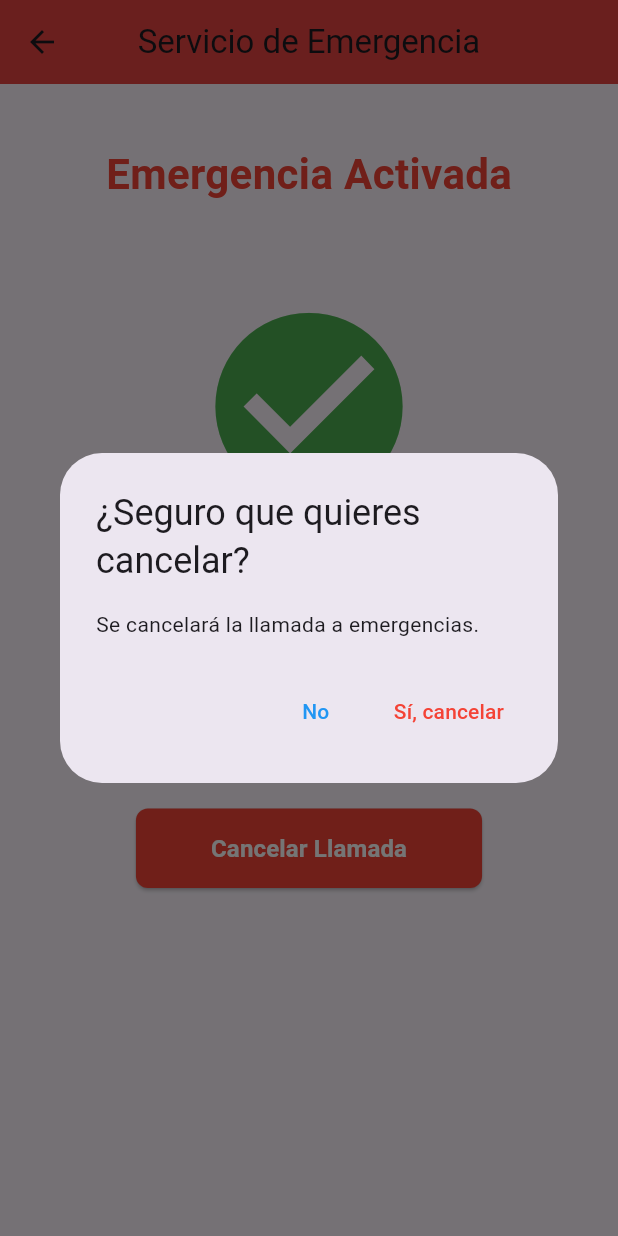
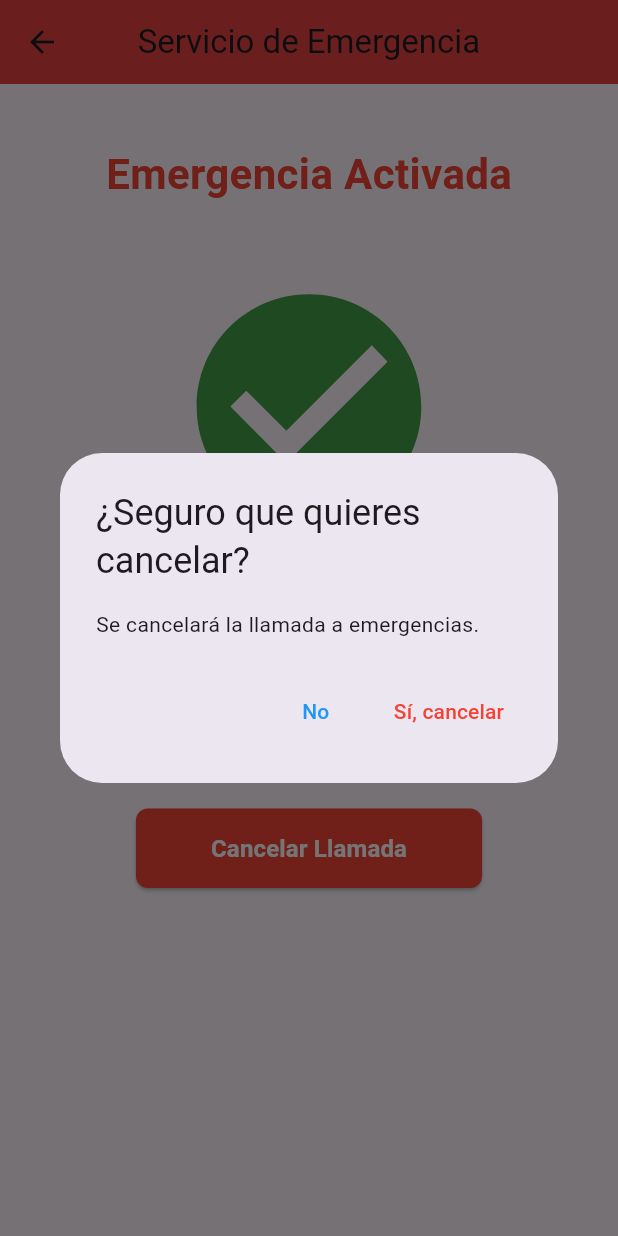
Before and after one commit to dorkzos/grupo10_proyectoFlutter_basico, a Flutter app: the Pantalla2Llamando screen opened directly, after a tap on "Cancelar Llamada", on a phone screen of 412 x 824 dp. Run offline on Flutter 3.47's test engine with Material 3 defaults, Android fonts, the phone set to English and light mode, and no system bars.

Commit message:
cambios pequeños

```diff
--- a/lib/pantalla1_inicio_sos.dart
+++ b/lib/pantalla1_inicio_sos.dart
@@ -43,7 +43,11 @@ class _pantalla1State extends State<pantalla1> {
             Navigator.push(
               context,
               MaterialPageRoute(builder: (context) => const Pantalla2Llamando()),
-            );
+            ).then((_) {
+              setState(() {
+                countdownFinished = false;
+              });
+            });
           }
         });
       }
@@ -54,7 +58,7 @@ class _pantalla1State extends State<pantalla1> {
   Widget build(BuildContext context) {
     return Scaffold(
       appBar: AppBar(
-        title: const Text('Botón de Pánico - SOS'),
+        title: const Text('Botón de Pánico - SOS', style: TextStyle(color: Colors.white),),
         backgroundColor: Colors.red,
         centerTitle: true,
         elevation: 5,
--- a/lib/pantalla2_Llamando.dart
+++ b/lib/pantalla2_Llamando.dart
@@ -1,7 +1,38 @@
 import 'package:flutter/material.dart';
+import 'dart:async';
 
-class Pantalla2Llamando extends StatelessWidget {
+class Pantalla2Llamando extends StatefulWidget {
   const Pantalla2Llamando({super.key});
+
+  @override
+  State<Pantalla2Llamando> createState() => _Pantalla2LlamandoState();
+}
+
+class _Pantalla2LlamandoState extends State<Pantalla2Llamando> {
+  late Timer _pulseTimer;
+  bool _isPulsing = false;
+
+  @override
+  void initState() {
+    super.initState();
+    _startPulse();
+  }
+
+  void _startPulse() {
+    _pulseTimer = Timer.periodic(Duration(milliseconds: 800), (timer) {
+      if (mounted) {
+        setState(() {
+          _isPulsing = !_isPulsing;
+        });
+      }
+    });
+  }
+
+  @override
+  void dispose() {
+    _pulseTimer.cancel();
+    super.dispose();
+  }
 
   @override
   Widget build(BuildContext context) {
@@ -34,10 +65,14 @@ class Pantalla2Llamando extends StatelessWidget {
             mainAxisAlignment: MainAxisAlignment.center,
             crossAxisAlignment: CrossAxisAlignment.center,
             children: [
-              Icon(
-                Icons.check_circle,
-                size: 150,
-                color: Colors.green,
+              AnimatedScale(
+                scale: _isPulsing ? 1.2 : 1.0,
+                duration: Duration(milliseconds: 400),
+                child: Icon(
+                  Icons.check_circle,
+                  size: 150,
+                  color: Colors.green.shade600,
+                ),
               ),
             ],
           ),
```
